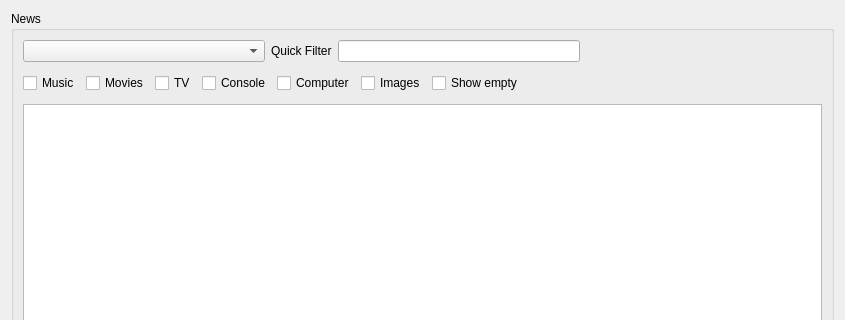
Qt form app/gui/newslist.ui (ensisoft/newsflash-plus) before a commit; both pictures show x 0 to 845 and y 0 to 320 of the 845 by 555 pixel window.
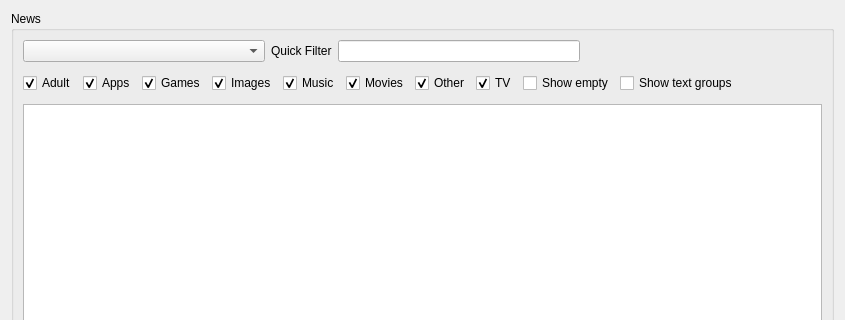
The same form after that commit. Icons and pictures are not drawn.

What changed in the file:
```diff
--- a/app/gui/newslist.ui
+++ b/app/gui/newslist.ui
@@ -64,11 +64,54 @@
       <item>
        <layout class="QHBoxLayout" name="horizontalLayout_4">
         <item>
-         <widget class="QCheckBox" name="chkMusic_3">
+         <widget class="QCheckBox" name="chkAdult">
+          <property name="text">
+           <string>Adult</string>
+          </property>
+          <property name="checked">
+           <bool>true</bool>
+          </property>
+         </widget>
+        </item>
+        <item>
+         <widget class="QCheckBox" name="chkApps">
+          <property name="text">
+           <string>Apps</string>
+          </property>
+          <property name="checked">
+           <bool>true</bool>
+          </property>
+         </widget>
+        </item>
+        <item>
+         <widget class="QCheckBox" name="chkGames">
+          <property name="text">
+           <string>Games</string>
+          </property>
+          <property name="checked">
+           <bool>true</bool>
+          </property>
+         </widget>
+        </item>
+        <item>
+         <widget class="QCheckBox" name="chkImages">
+          <property name="text">
+           <string>Images</string>
+          </property>
+          <property name="checked">
+           <bool>true</bool>
+          </property>
+         </widget>
+        </item>
+        <item>
+         <widget class="QCheckBox" name="chkMusic">
           <property name="text">
            <string>Music</string>
           </property>
           <property name="checked">
+           <bool>true</bool>
+          </property>
+          <property name="autoRepeat">
            <bool>false</bool>
           </property>
          </widget>
@@ -79,44 +122,27 @@
            <string>Movies</string>
           </property>
           <property name="checked">
-           <bool>false</bool>
+           <bool>true</bool>
           </property>
          </widget>
         </item>
         <item>
-         <widget class="QCheckBox" name="chkTV_3">
+         <widget class="QCheckBox" name="chkOther">
+          <property name="text">
+           <string>Other</string>
+          </property>
+          <property name="checked">
+           <bool>true</bool>
+          </property>
+         </widget>
+        </item>
+        <item>
+         <widget class="QCheckBox" name="chkTV">
           <property name="text">
            <string>TV</string>
           </property>
           <property name="checked">
-           <bool>false</bool>
-          </property>
-         </widget>
-        </item>
-        <item>
-         <widget class="QCheckBox" name="chkConsole_3">
-          <property name="text">
-           <string>Console</string>
-          </property>
-          <property name="checked">
-           <bool>false</bool>
-          </property>
-         </widget>
-        </item>
-        <item>
-         <widget class="QCheckBox" name="chkComputer_3">
-          <property name="text">
-           <string>Computer</string>
-          </property>
-          <property name="checked">
-           <bool>false</bool>
-          </property>
-         </widget>
-        </item>
-        <item>
-         <widget class="QCheckBox" name="checkBox">
-          <property name="text">
-           <string>Images</string>
+           <bool>true</bool>
           </property>
          </widget>
         </item>
@@ -127,6 +153,13 @@
           </property>
          </widget>
         </item>
+        <item>
+         <widget class="QCheckBox" name="chkShowText">
+          <property name="text">
+           <string>Show text groups</string>
+          </property>
+         </widget>
+        </item>
         <item>
          <spacer name="horizontalSpacer_4">
           <property name="orientation">
```
Left out of the diff: 17 changed lines with no effect on the pictures.
